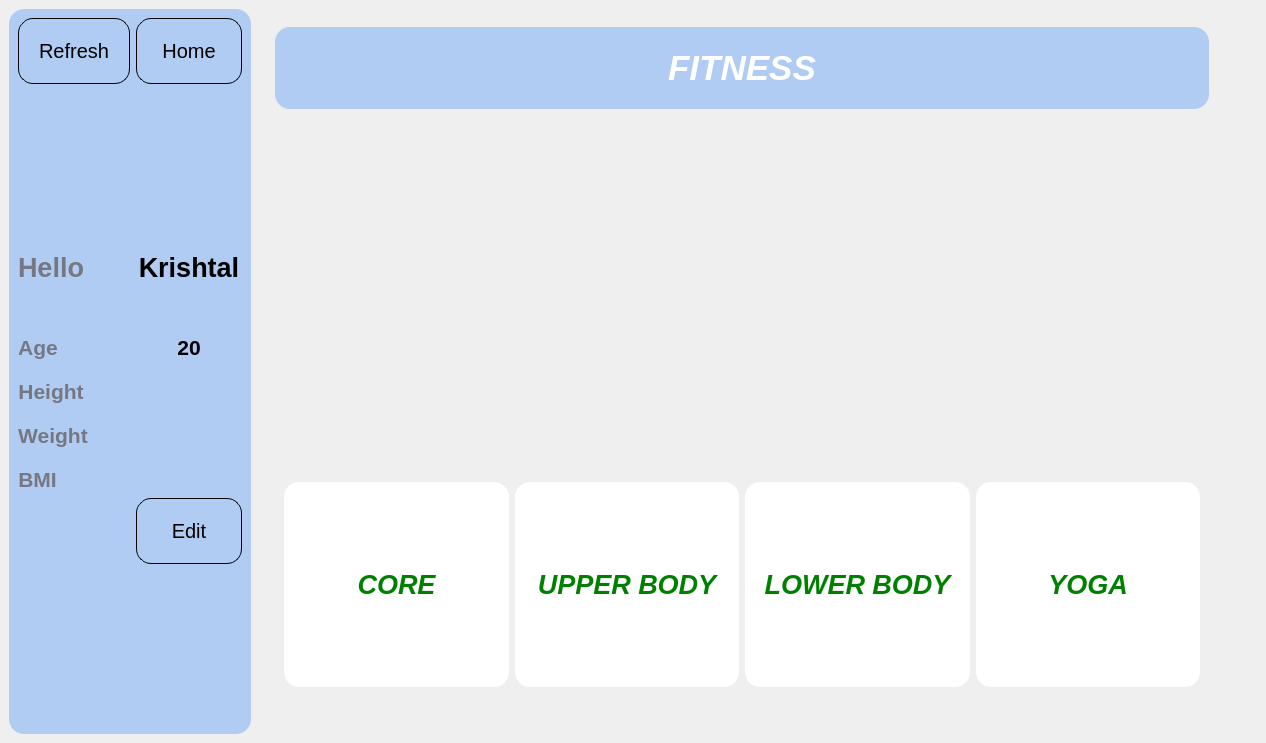
burr1to/kaizen, file fitness.ui: the form before one commit.
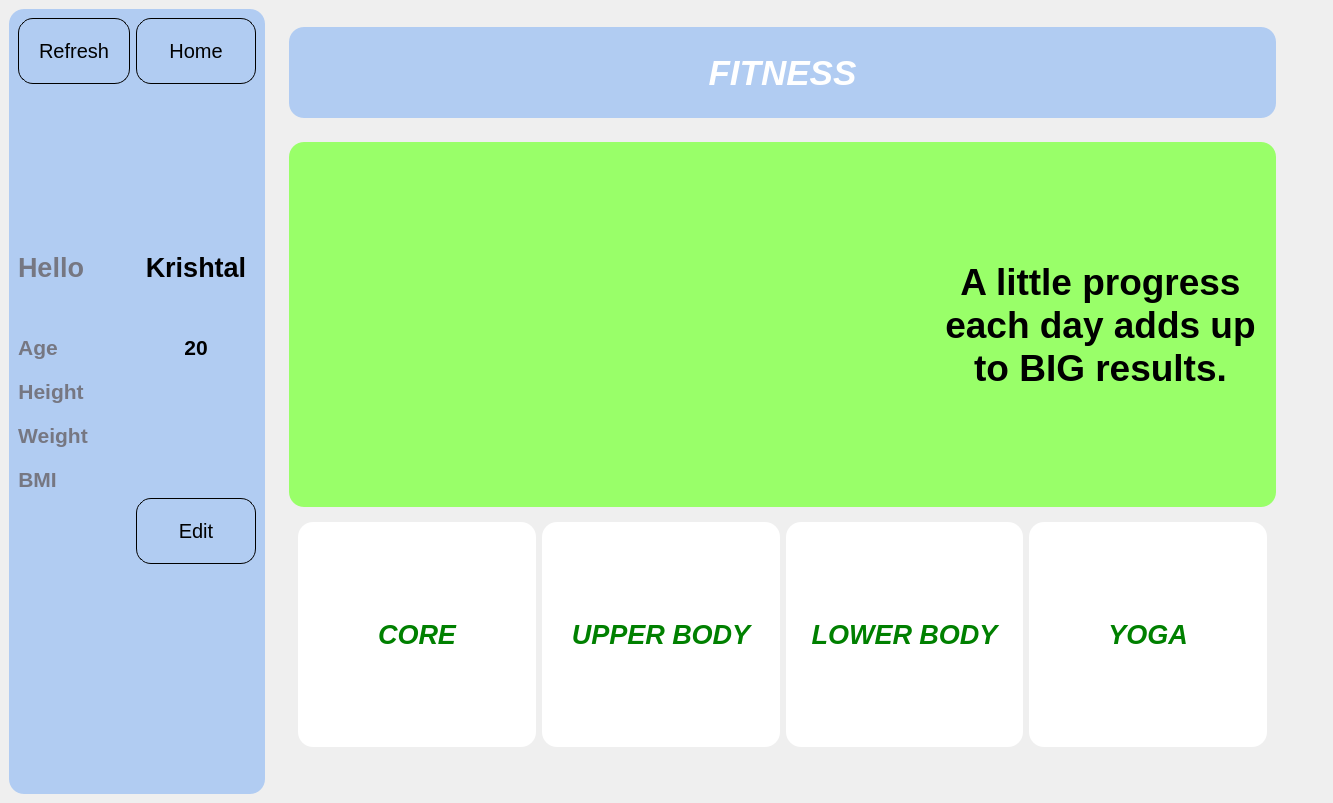
The form after the commit. Icons and pictures are not drawn.

Patch:
```diff
--- a/fitness.ui
+++ b/fitness.ui
@@ -6,8 +6,8 @@
    <rect>
     <x>0</x>
     <y>0</y>
-    <width>1266</width>
-    <height>743</height>
+    <width>1333</width>
+    <height>803</height>
    </rect>
   </property>
   <property name="windowTitle">
@@ -437,17 +437,75 @@
          </property>
          <layout class="QVBoxLayout" name="verticalLayout_5" stretch="3,2,0">
           <item>
-           <widget class="QFrame" name="frame_6">
+           <widget class="QFrame" name="frame_chart">
+            <property name="styleSheet">
+             <string notr="true">background-color: rgb(153, 255, 105);</string>
+            </property>
             <property name="frameShape">
              <enum>QFrame::StyledPanel</enum>
             </property>
             <property name="frameShadow">
              <enum>QFrame::Raised</enum>
             </property>
-            <layout class="QVBoxLayout" name="verticalLayout_4">
+            <layout class="QHBoxLayout" name="horizontalLayout_2" stretch="0,9,5">
              <item>
-              <widget class="QFrame" name="horizontalFrame_chart">
-               <layout class="QHBoxLayout" name="horizontalLayout_2"/>
+              <spacer name="verticalSpacer_2">
+               <property name="orientation">
+                <enum>Qt::Vertical</enum>
+               </property>
+               <property name="sizeHint" stdset="0">
+                <size>
+                 <width>30</width>
+                 <height>40</height>
+                </size>
+               </property>
+              </spacer>
+             </item>
+             <item>
+              <widget class="QFrame" name="frame_6">
+               <property name="frameShape">
+                <enum>QFrame::StyledPanel</enum>
+               </property>
+               <property name="frameShadow">
+                <enum>QFrame::Raised</enum>
+               </property>
+               <layout class="QHBoxLayout" name="horizontalLayout_5">
+                <item>
+                 <widget class="QFrame" name="horizontalFrame_chart">
+                  <layout class="QHBoxLayout" name="horizontalLayout_4"/>
+                 </widget>
+                </item>
+               </layout>
+              </widget>
+             </item>
+             <item>
+              <widget class="QFrame" name="frame_7">
+               <property name="frameShape">
+                <enum>QFrame::StyledPanel</enum>
+               </property>
+               <property name="frameShadow">
+                <enum>QFrame::Raised</enum>
+               </property>
+               <layout class="QHBoxLayout" name="horizontalLayout_6">
+                <item>
+                 <widget class="QLabel" name="label_3">
+                  <property name="font">
+                   <font>
+                    <pointsize>28</pointsize>
+                    <bold>true</bold>
+                   </font>
+                  </property>
+                  <property name="text">
+                   <string>A little progress 
+each day adds up 
+to BIG results.</string>
+                  </property>
+                  <property name="alignment">
+                   <set>Qt::AlignCenter</set>
+                  </property>
+                 </widget>
+                </item>
+               </layout>
               </widget>
              </item>
             </layout>
```
